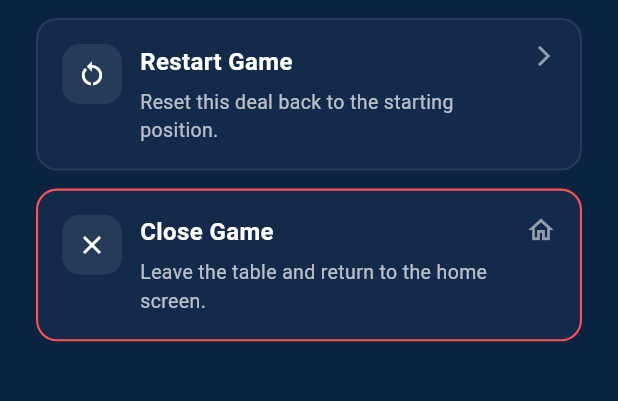
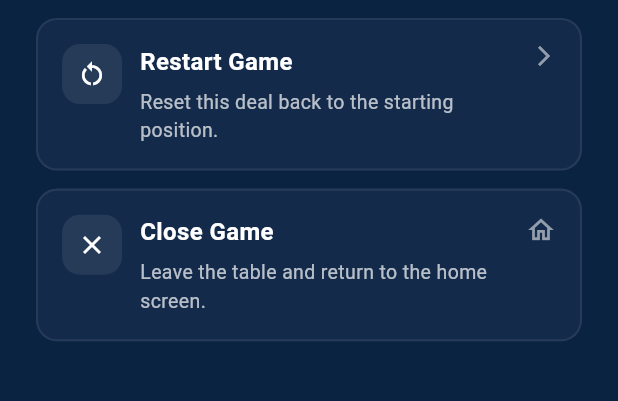
Before and after one commit to sparkandspiral/euchre, a Flutter app: the _InGameMenuSheet widget shown alone on an empty page, opened directly with empty values, on a phone screen of 412 x 824 dp, the part 508-909 px from its top. Run offline on Flutter 3.47's test engine with Material 3 defaults, Android fonts, the phone set to English and light mode, and no system bars; our stand-ins replace audioplayers, confetti, equatable, firebase_core, flutter_hooks, flutter_markdown and 6 more; missing offline and left inert: card_game, tutorial_coach_mark, utils; accounts and stored records are empty; generated files the repository leaves out were written again.

Commit message:
remove the ugly red :)

```diff
--- a/lib/widgets/card_scaffold.dart
+++ b/lib/widgets/card_scaffold.dart
@@ -597,8 +597,6 @@ class _InGameMenuSheet extends StatelessWidget {
             title: 'Close Game',
             description: 'Leave the table and return to the home screen.',
             onTap: onClose,
-            highlight: true,
-            highlightColor: Colors.redAccent,
             trailing: Icon(
               Icons.home_outlined,
               color: Colors.white54,
```
